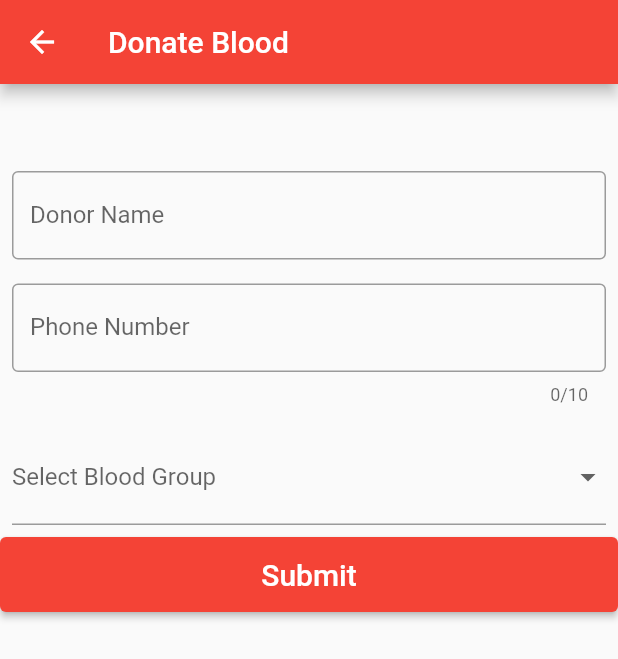
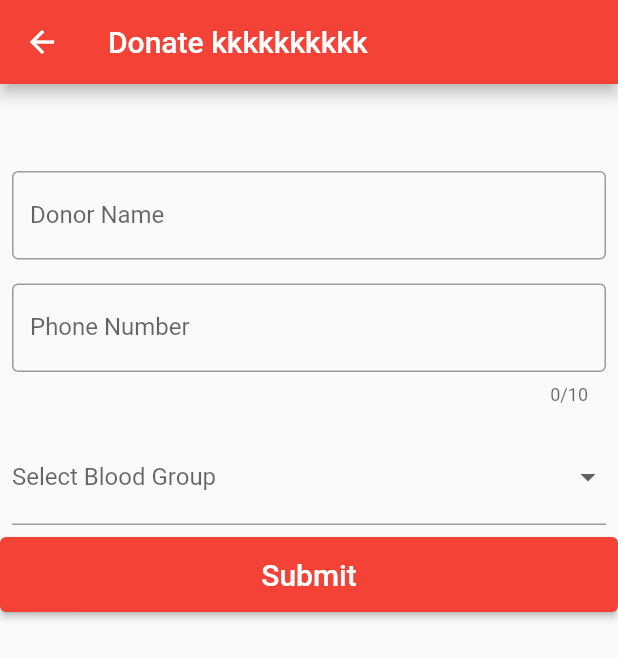
Before and after one commit to anupamashammy/Reminder, a Flutter app: the AddBloodSection screen opened directly, on a phone screen of 412 x 824 dp. Shown: the top 659 px of the screen. Run offline on Flutter 3.47's test engine with Material 2 defaults, Android fonts, the phone set to English and light mode, and no system bars; our stand-ins replace date_picker_timeline, flutter_heatmap_calendar, flutter_slidable, flutter_svg, get, get_storage and 3 more; accounts and stored records are empty.

Commit message:
modified blood donation 2

```diff
--- a/lib/db/db_workout.dart
+++ b/lib/db/db_workout.dart
@@ -99,6 +99,7 @@ loadHeatMap();
 
 
   Workout getRelevantWorkout (String workoutName){
+      // ignore: avoid_types_as_parameter_names, non_constant_identifier_names
       Workout relevantWorkout = workoutList.firstWhere((Workout) =>Workout.name == workoutName);
       return relevantWorkout;
 
@@ -124,6 +125,7 @@ loadHeatMap();
     for(int i = 0; i<dayInBetween + 1; i++){
         String yyyymmdd = ConvertDateTimeToYYYYMMDD(startDate.add(Duration(days: i)));
 
+        // ignore: non_constant_identifier_names
         int CompletedStatus = db.getCompletionStatus(yyyymmdd);
 
         // year
--- a/lib/db/workout_database.dart
+++ b/lib/db/workout_database.dart
@@ -73,6 +73,7 @@ return mySaveWorkouts;
 }
 
 bool exerciseCompleted(List<Workout>workouts){
+  // ignore: non_constant_identifier_names
   for(var Workout in workouts){
     for(var exercise in Workout.exercise){
      if(exercise.isCompleted){
@@ -85,6 +86,7 @@ bool exerciseCompleted(List<Workout>workouts){
 
 
 int getCompletionStatus(String yyyymmdd){
+  // ignore: non_constant_identifier_names
   int CompletionStatus  =_myBox123.get("COMPLETION_STATUS_$yyyymmdd") ??0;
   return CompletionStatus;
 }
@@ -94,6 +96,7 @@ int getCompletionStatus(String yyyymmdd){
 
 
 
+  // ignore: non_constant_identifier_names
   List<String> convertObjectToWorkoutList(List<Workout>Workouts){
     List<String>workoutList =[
 
--- a/lib/screens/add_blood.dart
+++ b/lib/screens/add_blood.dart
@@ -56,17 +56,15 @@ class _AddBloodSectionState extends State<AddBloodSection> {
   Widget build(BuildContext context) {
     return Scaffold(
       appBar: AppBar(
-        title:const Text('Donate Blood') ,
+        title:const Text('Donate kkkkkkkkkk') ,
         backgroundColor: Colors.red,
       ),
 
-      body: Expanded(
-
-
-        child:
-         Padding(
+      body: Padding(
        padding: const EdgeInsets.only(top: 50),
-          child: Column(
+       child: ListView(
+         physics: BouncingScrollPhysics()
+         ,shrinkWrap: true,
          children: [
            Padding(
           padding: const EdgeInsets.all(8.0),
@@ -134,7 +132,6 @@ class _AddBloodSectionState extends State<AddBloodSection> {
          ],
        ),
         ),
-      ),
 
 
     );
--- a/lib/screens/add_doner.dart
+++ b/lib/screens/add_doner.dart
@@ -13,11 +13,13 @@ class AddDonerBloodDonation extends StatefulWidget {
 class _AddDonerBloodDonationState extends State<AddDonerBloodDonation> {
 
   final  bloodgroups =['A+','A-','B+','B-','AB+','AB-','O+','O-'];
+  // ignore: non_constant_identifier_names
   String ?SelectedGroup;
 
 
   final TextEditingController _donernamecontroller =  TextEditingController();
   final TextEditingController _numbercontroller  =  TextEditingController();
+  // ignore: unused_field
   final TextEditingController _selectbloodcontroller =  TextEditingController();
 
 
@@ -26,7 +28,7 @@ class _AddDonerBloodDonationState extends State<AddDonerBloodDonation> {
   Widget build(BuildContext context) {
     return Scaffold(
       appBar: AppBar(
-        title: Text('Donate blood'),
+        title: const Text('Donate blood'),
         backgroundColor: Colors.red,
       ),
       body: Padding(
@@ -37,7 +39,7 @@ class _AddDonerBloodDonationState extends State<AddDonerBloodDonation> {
             TextField(
                   controller: _donernamecontroller,
                   decoration:
-                  InputDecoration(
+                  const InputDecoration(
                     border: OutlineInputBorder(),
                     label:
                      Text(
--- a/lib/screens/blood_donation.dart
+++ b/lib/screens/blood_donation.dart
@@ -133,7 +133,7 @@ showalertdiloagbox(int key){
 
     return Scaffold(
       appBar: AppBar(
-        title: const Text("Blood Donation"),
+        title: const Text("Blood pppppppppppp"),
         backgroundColor: Colors.red,
       ),
 
--- a/lib/widgets/Task_tile.dart
+++ b/lib/widgets/Task_tile.dart
@@ -5,7 +5,7 @@ import 'package:reminder_application8078/models/task.dart';
 
 class TaskTile extends StatelessWidget {
   final Task? task;
-  TaskTile(this.task);
+  const TaskTile(this.task, {super.key});
 
   @override
   Widget build(BuildContext context) {
--- a/lib/widgets/Work_DateTime.dart
+++ b/lib/widgets/Work_DateTime.dart
@@ -29,6 +29,7 @@ DateTime dateTimeObject = DateTime(yyyy,mm,dd);
 return dateTimeObject;
 }
 
+// ignore: non_constant_identifier_names
 String ConvertDateTimeToYYYYMMDD(DateTime dateTime){
   var dateTimeObject = DateTime.now();
 
```
Also changed, not shown: lib/screens/PNotes.dart (+40 -3 lines), lib/screens/Workout_second.dart (+39 -6 lines). Lines whose indentation alone changed are shown as unchanged.
